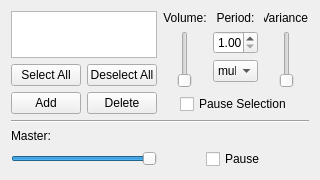
First picture: the form in RandomCtrlUi.ui, repository Veggie13/Genesis1, before the edit.
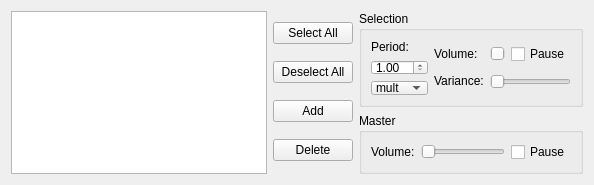
Second picture: the form after the edit.

What changed in the file:
```diff
--- a/RandomCtrlUi.ui
+++ b/RandomCtrlUi.ui
@@ -5,31 +5,28 @@
    <rect>
     <x>0</x>
     <y>0</y>
-    <width>320</width>
-    <height>180</height>
+    <width>100</width>
+    <height>185</height>
    </rect>
   </property>
-  <property name="sizePolicy" >
-   <sizepolicy vsizetype="Fixed" hsizetype="Fixed" >
-    <horstretch>0</horstretch>
-    <verstretch>0</verstretch>
-   </sizepolicy>
-  </property>
   <property name="minimumSize" >
    <size>
-    <width>320</width>
-    <height>180</height>
+    <width>0</width>
+    <height>185</height>
    </size>
   </property>
-  <property name="maximumSize" >
-   <size>
-    <width>320</width>
-    <height>180</height>
-   </size>
+  <property name="windowTitle" >
+   <string>Random</string>
   </property>
   <layout class="QGridLayout" >
-   <item row="0" column="0" >
+   <item rowspan="2" row="0" column="0" >
     <widget class="QListView" name="m_effectList" >
+     <property name="sizePolicy" >
+      <sizepolicy vsizetype="Expanding" hsizetype="Minimum" >
+       <horstretch>0</horstretch>
+       <verstretch>0</verstretch>
+      </sizepolicy>
+     </property>
      <property name="selectionMode" >
       <enum>QAbstractItemView::ExtendedSelection</enum>
      </property>
@@ -39,45 +36,53 @@
     </widget>
    </item>
    <item rowspan="2" row="0" column="1" >
-    <layout class="QHBoxLayout" >
-     <item>
       <layout class="QVBoxLayout" >
        <item>
-        <widget class="QLabel" name="label_2" >
+      <widget class="QPushButton" name="m_selectAllBtn" >
          <property name="text" >
-          <string>Volume:</string>
-         </property>
-         <property name="alignment" >
-          <set>Qt::AlignCenter</set>
+        <string>Select All</string>
+       </property>
+      </widget>
+     </item>
+     <item>
+      <widget class="QPushButton" name="m_deselectAllBtn" >
+       <property name="text" >
+        <string>Deselect All</string>
          </property>
         </widget>
        </item>
        <item>
+      <widget class="QPushButton" name="m_addBtn" >
+       <property name="text" >
+        <string>Add</string>
+       </property>
+      </widget>
+     </item>
+     <item>
+      <widget class="QPushButton" name="m_deleteBtn" >
+       <property name="text" >
+        <string>Delete</string>
+       </property>
+      </widget>
+     </item>
+    </layout>
+   </item>
+   <item row="0" column="2" >
+    <widget class="QGroupBox" name="m_selectionGrp" >
+     <property name="title" >
+      <string>Selection</string>
+     </property>
         <layout class="QHBoxLayout" >
-         <item>
-          <widget class="QSlider" name="m_selectionVolSld" >
-           <property name="sizePolicy" >
-            <sizepolicy vsizetype="Expanding" hsizetype="Fixed" >
-             <horstretch>0</horstretch>
-             <verstretch>0</verstretch>
-            </sizepolicy>
-           </property>
-           <property name="maximum" >
-            <number>100</number>
-           </property>
-           <property name="orientation" >
-            <enum>Qt::Vertical</enum>
-           </property>
-          </widget>
-         </item>
-        </layout>
-       </item>
-      </layout>
-     </item>
      <item>
       <layout class="QVBoxLayout" >
        <item>
         <widget class="QLabel" name="label" >
+          <property name="sizePolicy" >
+           <sizepolicy vsizetype="Fixed" hsizetype="Fixed" >
+            <horstretch>0</horstretch>
+            <verstretch>0</verstretch>
+           </sizepolicy>
+          </property>
          <property name="text" >
           <string>Period:</string>
          </property>
@@ -109,41 +114,71 @@
            </item>
           </widget>
          </item>
+         </layout>
+        </item>
+       </layout>
+      </item>
          <item>
-          <spacer>
+       <layout class="QGridLayout" >
+        <item row="0" column="0" >
+         <widget class="QLabel" name="label_2" >
+          <property name="sizePolicy" >
+           <sizepolicy vsizetype="Fixed" hsizetype="Fixed" >
+            <horstretch>0</horstretch>
+            <verstretch>0</verstretch>
+           </sizepolicy>
+          </property>
+          <property name="text" >
+           <string>Volume:</string>
+          </property>
+          <property name="alignment" >
+           <set>Qt::AlignLeading|Qt::AlignLeft|Qt::AlignVCenter</set>
+          </property>
+         </widget>
+        </item>
+        <item row="0" column="1" >
+         <widget class="QSlider" name="m_selectionVolSld" >
+          <property name="sizePolicy" >
+           <sizepolicy vsizetype="Fixed" hsizetype="Expanding" >
+            <horstretch>0</horstretch>
+            <verstretch>0</verstretch>
+           </sizepolicy>
+          </property>
+          <property name="maximum" >
+           <number>100</number>
+          </property>
            <property name="orientation" >
-            <enum>Qt::Vertical</enum>
-           </property>
-           <property name="sizeHint" >
-            <size>
-             <width>20</width>
-             <height>40</height>
-            </size>
-           </property>
-          </spacer>
-         </item>
-        </layout>
-       </item>
-      </layout>
-     </item>
-     <item>
-      <layout class="QVBoxLayout" >
-       <item>
+           <enum>Qt::Horizontal</enum>
+          </property>
+         </widget>
+        </item>
+        <item row="0" column="2" >
+         <widget class="QCheckBox" name="m_selectionMuteChk" >
+          <property name="text" >
+           <string>Pause</string>
+          </property>
+         </widget>
+        </item>
+        <item row="1" column="0" >
         <widget class="QLabel" name="label_4" >
+          <property name="sizePolicy" >
+           <sizepolicy vsizetype="Fixed" hsizetype="Fixed" >
+            <horstretch>0</horstretch>
+            <verstretch>0</verstretch>
+           </sizepolicy>
+          </property>
          <property name="text" >
           <string>Variance:</string>
          </property>
          <property name="alignment" >
-          <set>Qt::AlignCenter</set>
+           <set>Qt::AlignLeading|Qt::AlignLeft|Qt::AlignVCenter</set>
          </property>
         </widget>
        </item>
-       <item>
-        <layout class="QHBoxLayout" >
-         <item>
+        <item row="1" column="1" colspan="2" >
           <widget class="QSlider" name="m_selectionVarSld" >
            <property name="sizePolicy" >
-            <sizepolicy vsizetype="Expanding" hsizetype="Fixed" >
+           <sizepolicy vsizetype="Fixed" hsizetype="Expanding" >
              <horstretch>0</horstretch>
              <verstretch>0</verstretch>
             </sizepolicy>
@@ -152,118 +187,35 @@
             <number>100</number>
            </property>
            <property name="orientation" >
-            <enum>Qt::Vertical</enum>
+           <enum>Qt::Horizontal</enum>
            </property>
           </widget>
          </item>
         </layout>
        </item>
       </layout>
-     </item>
-    </layout>
-   </item>
-   <item rowspan="2" row="1" column="0" >
-    <layout class="QGridLayout" >
-     <item row="0" column="0" >
-      <widget class="QPushButton" name="m_selectAllBtn" >
-       <property name="text" >
-        <string>Select All</string>
-       </property>
-      </widget>
-     </item>
-     <item row="0" column="1" >
-      <widget class="QPushButton" name="m_deselectAllBtn" >
-       <property name="text" >
-        <string>Deselect All</string>
-       </property>
-      </widget>
-     </item>
-     <item row="1" column="0" >
-      <widget class="QPushButton" name="m_addBtn" >
-       <property name="text" >
-        <string>Add</string>
-       </property>
-      </widget>
-     </item>
-     <item row="1" column="1" >
-      <widget class="QPushButton" name="m_deleteBtn" >
-       <property name="text" >
-        <string>Delete</string>
-       </property>
-      </widget>
-     </item>
-    </layout>
-   </item>
-   <item row="2" column="1" >
+    </widget>
+   </item>
+   <item row="1" column="2" >
+    <widget class="QGroupBox" name="m_masterGrp" >
+     <property name="title" >
+      <string>Master</string>
+     </property>
     <layout class="QHBoxLayout" >
      <item>
-      <spacer>
-       <property name="orientation" >
-        <enum>Qt::Horizontal</enum>
-       </property>
-       <property name="sizeType" >
-        <enum>QSizePolicy::MinimumExpanding</enum>
-       </property>
-       <property name="sizeHint" >
-        <size>
-         <width>1</width>
-         <height>20</height>
-        </size>
-       </property>
-      </spacer>
-     </item>
-     <item>
-      <widget class="QCheckBox" name="m_selectionMuteChk" >
-       <property name="text" >
-        <string>Pause Selection</string>
-       </property>
-      </widget>
-     </item>
-     <item>
-      <spacer>
-       <property name="orientation" >
-        <enum>Qt::Horizontal</enum>
-       </property>
-       <property name="sizeType" >
-        <enum>QSizePolicy::MinimumExpanding</enum>
-       </property>
-       <property name="sizeHint" >
-        <size>
-         <width>1</width>
-         <height>20</height>
-        </size>
-       </property>
-      </spacer>
-     </item>
-    </layout>
-   </item>
-   <item row="3" column="0" colspan="2" >
-    <widget class="Line" name="line" >
-     <property name="sizePolicy" >
-      <sizepolicy vsizetype="Fixed" hsizetype="Expanding" >
-       <horstretch>0</horstretch>
-       <verstretch>0</verstretch>
-      </sizepolicy>
-     </property>
-     <property name="orientation" >
-      <enum>Qt::Horizontal</enum>
-     </property>
-    </widget>
-   </item>
-   <item row="4" column="0" >
     <widget class="QLabel" name="label_3" >
      <property name="sizePolicy" >
-      <sizepolicy vsizetype="Maximum" hsizetype="Maximum" >
+         <sizepolicy vsizetype="Fixed" hsizetype="Fixed" >
        <horstretch>0</horstretch>
        <verstretch>0</verstretch>
       </sizepolicy>
      </property>
      <property name="text" >
-      <string>Master:</string>
+         <string>Volume:</string>
      </property>
     </widget>
    </item>
-   <item row="5" column="0" >
+      <item>
     <widget class="QSlider" name="m_globalVolSld" >
      <property name="sizePolicy" >
       <sizepolicy vsizetype="Fixed" hsizetype="Expanding" >
@@ -274,31 +226,10 @@
      <property name="maximum" >
       <number>100</number>
      </property>
-     <property name="value" >
-      <number>100</number>
-     </property>
      <property name="orientation" >
       <enum>Qt::Horizontal</enum>
      </property>
     </widget>
-   </item>
-   <item row="5" column="1" >
-    <layout class="QHBoxLayout" >
-     <item>
-      <spacer>
-       <property name="orientation" >
-        <enum>Qt::Horizontal</enum>
-       </property>
-       <property name="sizeType" >
-        <enum>QSizePolicy::MinimumExpanding</enum>
-       </property>
-       <property name="sizeHint" >
-        <size>
-         <width>1</width>
-         <height>20</height>
-        </size>
-       </property>
-      </spacer>
      </item>
      <item>
       <widget class="QCheckBox" name="m_globalMuteChk" >
@@ -307,23 +238,8 @@
        </property>
       </widget>
      </item>
-     <item>
-      <spacer>
-       <property name="orientation" >
-        <enum>Qt::Horizontal</enum>
-       </property>
-       <property name="sizeType" >
-        <enum>QSizePolicy::MinimumExpanding</enum>
-       </property>
-       <property name="sizeHint" >
-        <size>
-         <width>1</width>
-         <height>20</height>
-        </size>
-       </property>
-      </spacer>
-     </item>
-    </layout>
+     </layout>
+    </widget>
    </item>
   </layout>
  </widget>
```
Lines whose indentation alone changed are shown as unchanged.
